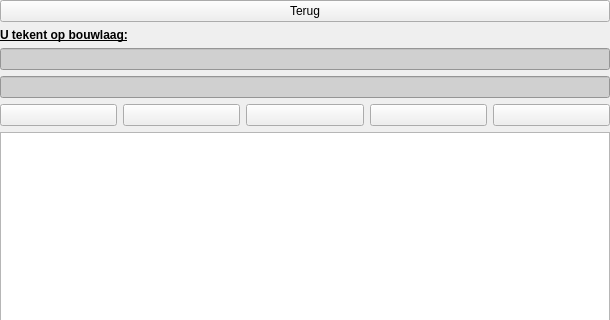
Above: plugin/oiv/bag_pand/oiv_tekenen_widget.ui from OIV-NL-QGIS/QGIS_project before the change; both pictures show x 0 to 610 and y 0 to 320 of the 610 by 1064 pixel window. Below: the same form after it.
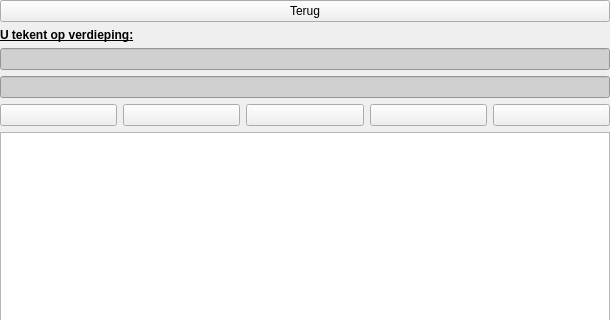
That is the form after the change. Icons and pictures are not drawn.

Diff of the .ui file:
```diff
--- a/plugin/oiv/bag_pand/oiv_tekenen_widget.ui
+++ b/plugin/oiv/bag_pand/oiv_tekenen_widget.ui
@@ -114,7 +114,7 @@
                </font>
               </property>
               <property name="text">
-               <string>U tekent op bouwlaag:</string>
+               <string>U tekent op verdieping:</string>
               </property>
              </widget>
             </item>
```
